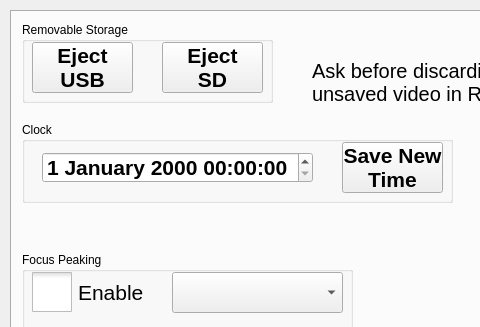
First picture: the form in src/utilwindow.ui, repository krontech/chronos-cam-app, before the edit; both pictures show x 0 to 480 and y 0 to 327 of the 800 by 480 pixel window.
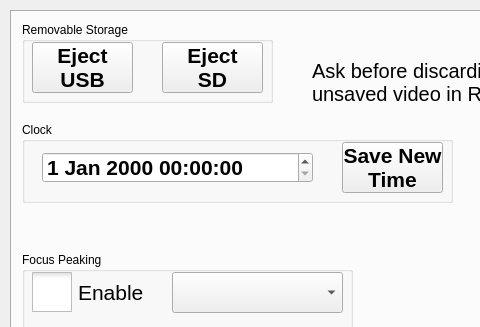
Second picture: the form after the edit. Custom widgets are drawn as their Qt base class.

Commit message: Util window - format month as 3 letters

Diff of the .ui file:
```diff
--- a/src/utilwindow.ui
+++ b/src/utilwindow.ui
@@ -75,7 +75,7 @@
        </font>
       </property>
       <property name="displayFormat">
-       <string>d MMMM yyyy hh:mm:ss</string>
+       <string>d MMM yyyy hh:mm:ss</string>
       </property>
      </widget>
      <widget class="QPushButton" name="cmdSetClock">
```
